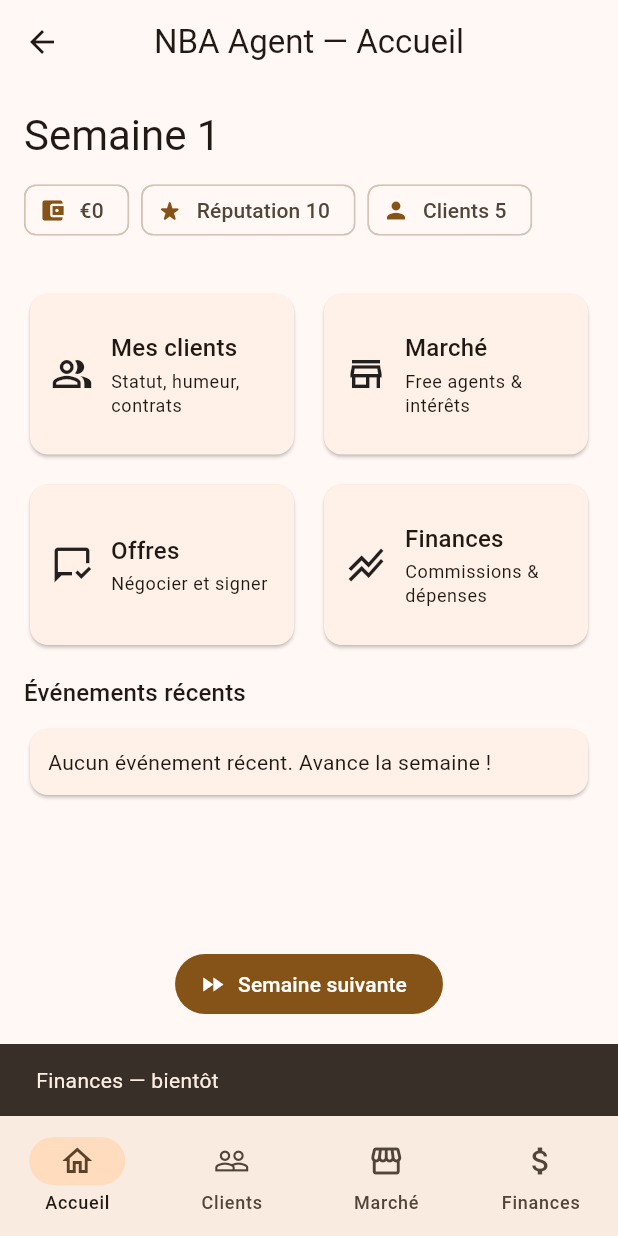
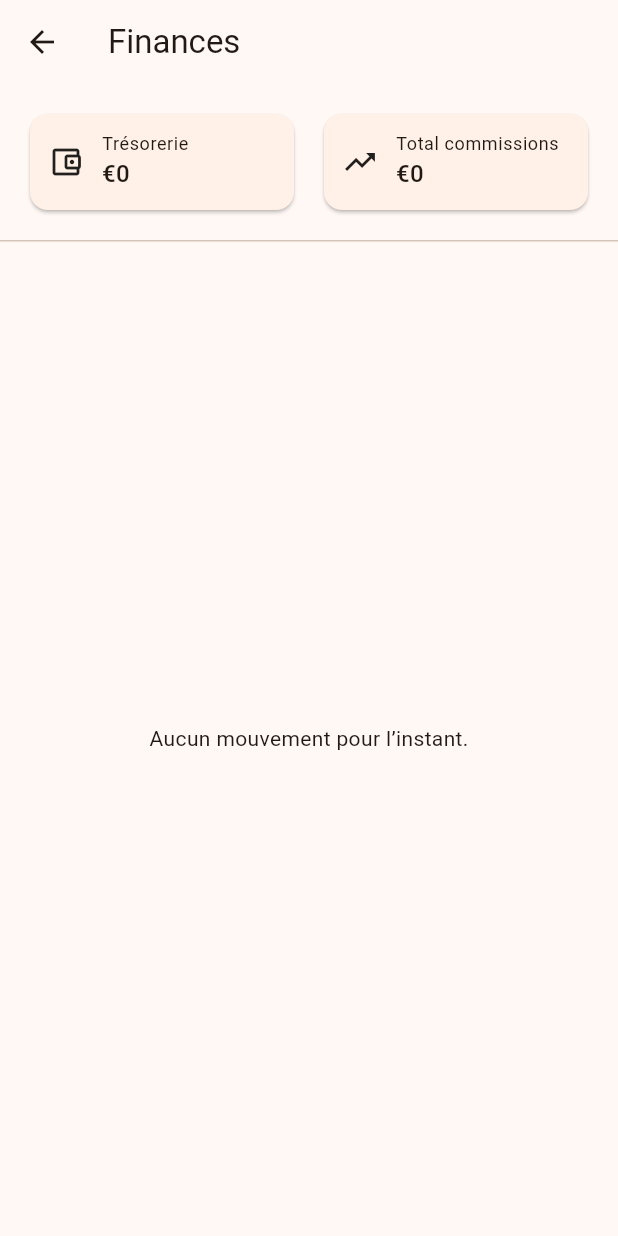
Before and after one commit to antwass/nba_agent, a Flutter app: the HomeScreen screen opened directly, item 4 of the bottom bar chosen, on a phone screen of 412 x 824 dp. Run offline on Flutter 3.47's test engine with Material 3 defaults, Android fonts, the phone set to English and light mode, and no system bars; our stand-ins replace flutter_riverpod, shared_preferences; accounts and stored records are empty.

Commit message:
Ajouts 14/08 n°3

```diff
--- /dev/null
+++ b/lib/features/finance/finance_screen.dart
@@ -0,0 +1,110 @@
+import 'package:flutter/material.dart';
+import 'package:flutter_riverpod/flutter_riverpod.dart';
+import '../home/game_controller.dart';
+import '../../domain/entities.dart';
+
+class FinanceScreen extends ConsumerWidget {
+  const FinanceScreen({super.key});
+
+  @override
+  Widget build(BuildContext context, WidgetRef ref) {
+    final league = ref.watch(gameControllerProvider).league;
+
+    final entries = [...league.ledger]
+      ..sort((a, b) => b.week.compareTo(a.week)); // plus récents en haut
+
+    final total = entries.fold<int>(0, (sum, e) => sum + e.amount);
+
+    return Scaffold(
+      appBar: AppBar(title: const Text('Finances')),
+      body: Column(
+        children: [
+          Padding(
+            padding: const EdgeInsets.all(16),
+            child: Row(
+              children: [
+                Expanded(
+                  child: _KpiCard(
+                    label: 'Trésorerie',
+                    value: _fmtMoney(league.agent.cash),
+                    icon: Icons.account_balance_wallet_outlined,
+                  ),
+                ),
+                const SizedBox(width: 12),
+                Expanded(
+                  child: _KpiCard(
+                    label: 'Total commissions',
+                    value: _fmtMoney(total),
+                    icon: Icons.trending_up_outlined,
+                  ),
+                ),
+              ],
+            ),
+          ),
+          const Divider(height: 1),
+          Expanded(
+            child: entries.isEmpty
+                ? const Center(child: Text('Aucun mouvement pour l’instant.'))
+                : ListView.separated(
+              itemCount: entries.length,
+              separatorBuilder: (_, __) => const Divider(height: 1),
+              itemBuilder: (_, i) {
+                final e = entries[i];
+                return ListTile(
+                  leading: Icon(
+                    e.amount >= 0 ? Icons.add_circle_outline : Icons.remove_circle_outline,
+                  ),
+                  title: Text(e.label),
+                  subtitle: Text('Semaine ${e.week}'),
+                  trailing: Text(
+                    (e.amount >= 0 ? '+ ' : '- ') + _fmtMoney(e.amount.abs()),
+                    style: TextStyle(
+                      color: e.amount >= 0 ? Colors.green : Colors.red,
+                      fontWeight: FontWeight.w600,
+                    ),
+                  ),
+                );
+              },
+            ),
+          ),
+        ],
+      ),
+    );
+  }
+}
+
+class _KpiCard extends StatelessWidget {
+  const _KpiCard({required this.label, required this.value, required this.icon});
+  final String label;
+  final String value;
+  final IconData icon;
+
+  @override
+  Widget build(BuildContext context) {
+    return Card(
+      child: Padding(
+        padding: const EdgeInsets.all(12),
+        child: Row(
+          children: [
+            Icon(icon),
+            const SizedBox(width: 12),
+            Column(
+              crossAxisAlignment: CrossAxisAlignment.start,
+              children: [
+                Text(label, style: Theme.of(context).textTheme.bodySmall),
+                Text(value, style: Theme.of(context).textTheme.titleMedium),
+              ],
+            ),
+          ],
+        ),
+      ),
+    );
+  }
+}
+
+String _fmtMoney(int n) {
+  final s = n.abs().toString();
+  final withSpaces =
+  s.replaceAllMapped(RegExp(r'(\d)(?=(\d{3})+(?!\d))'), (m) => '${m[1]} ');
+  return (n < 0 ? '-€' : '€') + withSpaces;
+}
--- a/lib/features/home/home_screen.dart
+++ b/lib/features/home/home_screen.dart
@@ -6,6 +6,8 @@
 import '../start/save_game_meta.dart';
 import '../clients/clients_screen.dart';
 import '../market/market_screen.dart';
+import '../negotiation/offers_screen.dart';
+import '../finance/finance_screen.dart';
 
 class HomeScreen extends ConsumerWidget {
   const HomeScreen({super.key});
@@ -80,19 +82,17 @@
                   const SizedBox(height: 12),
                   _QuickActions(
                     onOpenClients: () {
-                      Navigator.push(
-                        context,
-                        MaterialPageRoute(builder: (_) => const ClientsScreen()),
-                      );
+                      Navigator.push(context, MaterialPageRoute(builder: (_) => const ClientsScreen()));
                     },
                     onOpenMarket: () {
-                      Navigator.push(
-                        context,
-                        MaterialPageRoute(builder: (_) => const MarketScreen()),
-                      );
+                      Navigator.push(context, MaterialPageRoute(builder: (_) => const MarketScreen()));
                     },
-                    onOpenOffers: () => _todo(context, 'Offres'),
-                    onOpenFinance: () => _todo(context, 'Finances'),
+                    onOpenOffers: () {
+                      Navigator.push(context, MaterialPageRoute(builder: (_) => const OffersScreen()));
+                    },
+                    onOpenFinance: () {
+                      Navigator.push(context, MaterialPageRoute(builder: (_) => const FinanceScreen()));
+                    },
                   ),
                   const SizedBox(height: 16),
                   Text('Événements récents',
@@ -128,7 +128,10 @@
               MaterialPageRoute(builder: (_) => const MarketScreen()),
             );
           } else if (i == 3) {
-            _todo(context, 'Finances');
+            Navigator.push(
+                context,
+                MaterialPageRoute(builder: (_) => const FinanceScreen()),
+            );
           } else {
             // i == 0 => Accueil (déjà dessus)
           }
@@ -142,10 +145,6 @@
       ),
     );
   }
-}
-
-void _todo(BuildContext ctx, String label) {
-  ScaffoldMessenger.of(ctx).showSnackBar(SnackBar(content: Text('$label — bientôt')));
 }
 
 class _BannerInfo extends StatelessWidget {
```
Also changed, not shown: lib/domain/entities.dart (+13 -3 lines), lib/domain/usecases/sign_contract.dart (+14 -2 lines), lib/features/negotiation/offers_screen.dart (added, +50 -0 lines).
